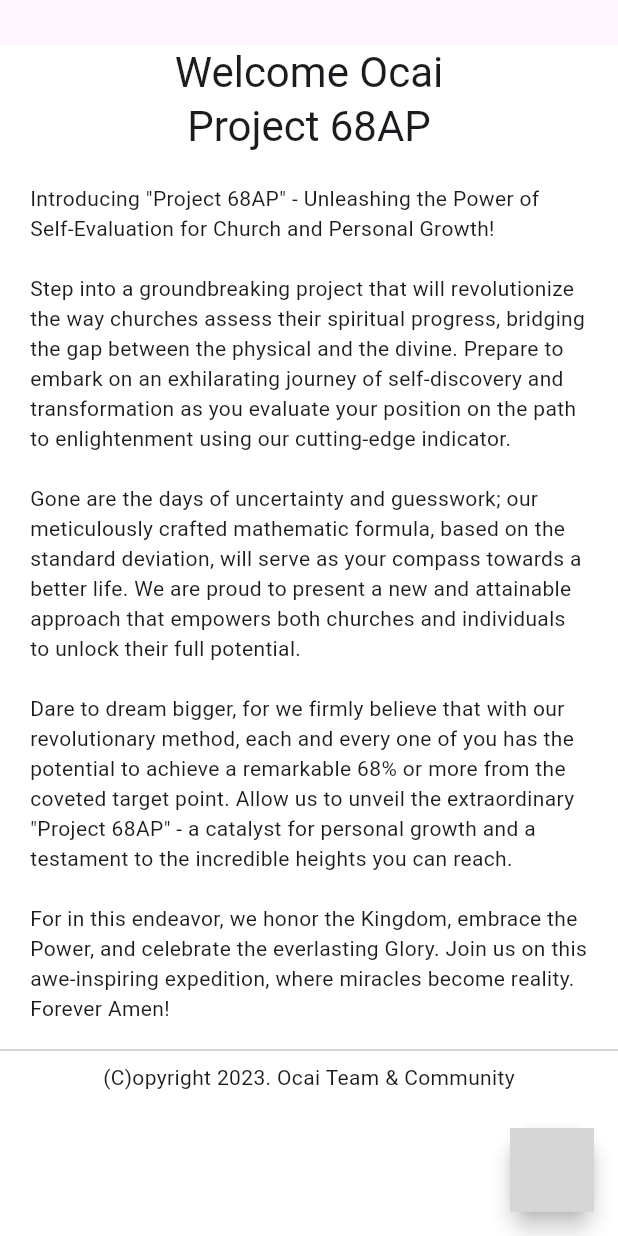
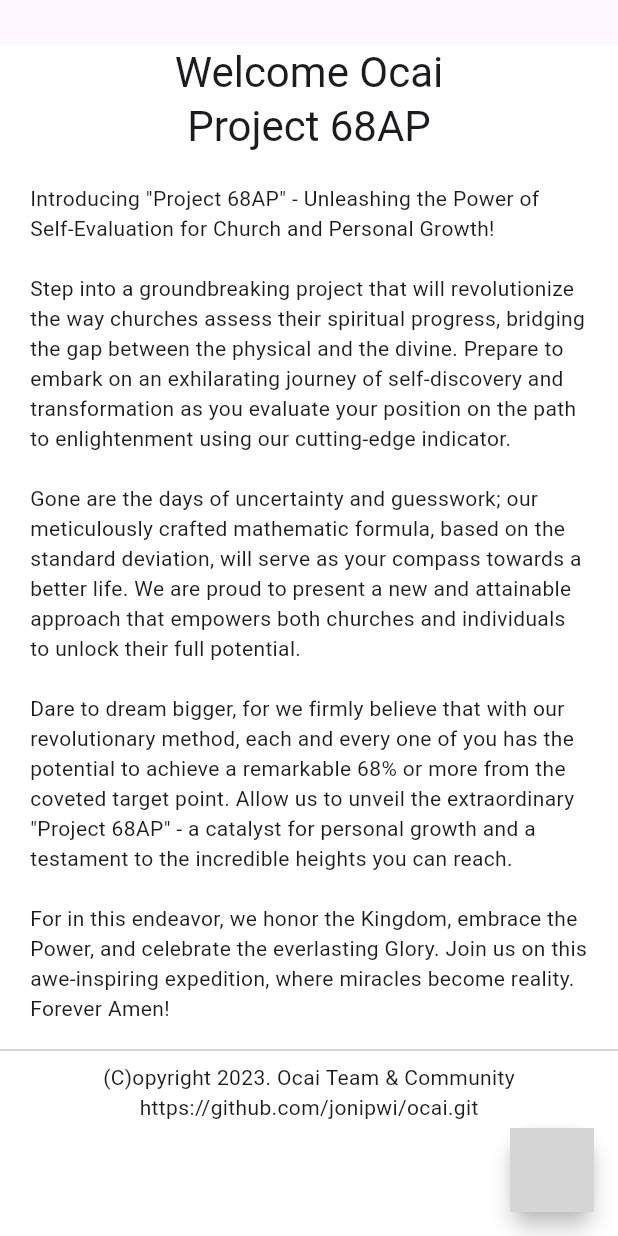
Before and after one commit to jonipwi/ocai, a Flutter app: the screen it shows after launch, on a phone screen of 412 x 824 dp. Run offline on Flutter 3.47's test engine with Material 2 defaults, Android fonts, the light colour scheme and no system bars; missing offline and left inert: svg_provider_cache; grey boxes are pictures that could not be loaded.

Commit message:
joni:latest

```diff
--- a/flutter/lib/main.dart
+++ b/flutter/lib/main.dart
@@ -100,6 +100,7 @@
 
                         Divider(),
                         Center( child: Text('(C)opyright 2023. Ocai Team & Community')),
+                        Center( child: Text('https://github.com/jonipwi/ocai.git')),
 
                         SizedBox(height: 100),
                       ]),
```
